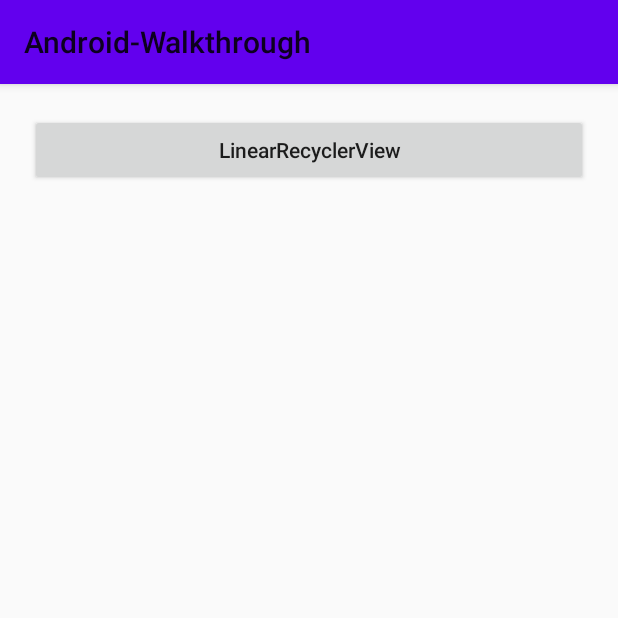
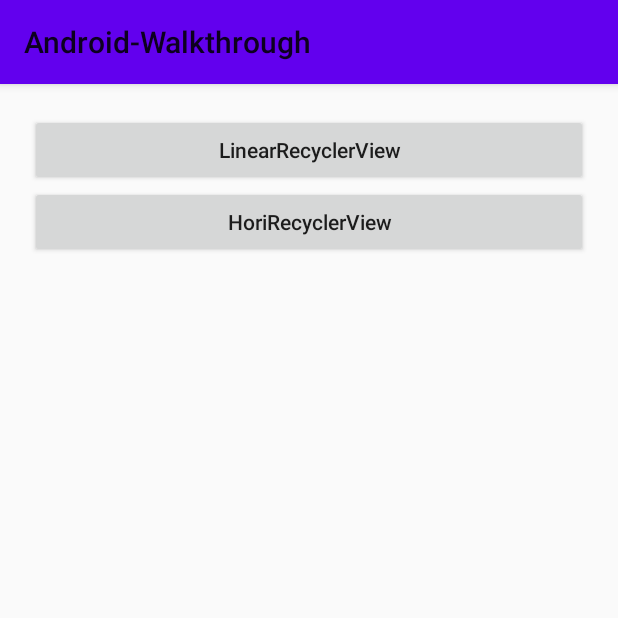
Before and after one commit to Wriprin/Android-Walkthrough, an Android app: the RecyclerViewActivity screen opened directly, with no data from a screen before it, on a phone screen of 412 x 824 dp, the top half of it. Run offline under Robolectric (Android 15) with nearby library versions, the phone set to English and light mode, and no system bars.

Commit message:
RecyclerView Horizontal Scroll

```diff
--- a/app/src/main/AndroidManifest.xml
+++ b/app/src/main/AndroidManifest.xml
@@ -11,6 +11,9 @@
             android:roundIcon="@mipmap/ic_launcher_round"
             android:supportsRtl="true"
             android:theme="@style/Theme.AndroidWalkthrough">
+        <activity
+                android:name=".recyclerview.HoriRecyclerViewActivity"
+                android:exported="true" />
         <activity
                 android:name=".recyclerview.LinearRecyclerViewActivity"
                 android:exported="true" />
--- a/app/src/main/java/cc/cnix/android_walkthrough/recyclerview/RecyclerViewActivity.java
+++ b/app/src/main/java/cc/cnix/android_walkthrough/recyclerview/RecyclerViewActivity.java
@@ -12,6 +12,7 @@ import cc.cnix.android_walkthrough.R;
 public class RecyclerViewActivity extends AppCompatActivity {
 
     private Button mBtnLinear;
+    private Button mBtnHori;
 
     @Override
     protected void onCreate(Bundle savedInstanceState) {
@@ -19,6 +20,7 @@ public class RecyclerViewActivity extends AppCompatActivity {
         setContentView(R.layout.activity_recycler_view);
 
         mBtnLinear = findViewById(R.id.btn_01);
+        mBtnHori = findViewById(R.id.btn_02);
         mBtnLinear.setOnClickListener(new View.OnClickListener() {
             @Override
             public void onClick(View view) {
@@ -26,5 +28,12 @@ public class RecyclerViewActivity extends AppCompatActivity {
                 startActivity(intent);
             }
         });
+        mBtnHori.setOnClickListener(new View.OnClickListener() {
+            @Override
+            public void onClick(View view) {
+                Intent intent = new Intent(RecyclerViewActivity.this, HoriRecyclerViewActivity.class);
+                startActivity(intent);
+            }
+        });
     }
 }
--- a/app/src/main/res/layout/activity_recycler_view.xml
+++ b/app/src/main/res/layout/activity_recycler_view.xml
@@ -4,6 +4,7 @@
         android:layout_width="match_parent"
         android:layout_height="match_parent"
         android:padding="20dp"
+        android:orientation="vertical"
         tools:context=".recyclerview.RecyclerViewActivity">
 
     <Button
@@ -13,4 +14,11 @@
             android:text="LinearRecyclerView"
             android:textAllCaps="false"/>
 
+    <Button
+            android:id="@+id/btn_02"
+            android:layout_width="match_parent"
+            android:layout_height="wrap_content"
+            android:text="HoriRecyclerView"
+            android:textAllCaps="false"/>
+
 </LinearLayout>
```
Also changed, not shown: app/src/main/java/cc/cnix/android_walkthrough/recyclerview/HoriRecyclerViewActivity.java (added, +40 -0 lines), app/src/main/java/cc/cnix/android_walkthrough/recyclerview/MyHoriAdapter.java (added, +67 -0 lines), app/src/main/res/layout/activity_hori_recycler_view.xml (added, +13 -0 lines), app/src/main/res/layout/layout_hori_item.xml (added, +16 -0 lines).
